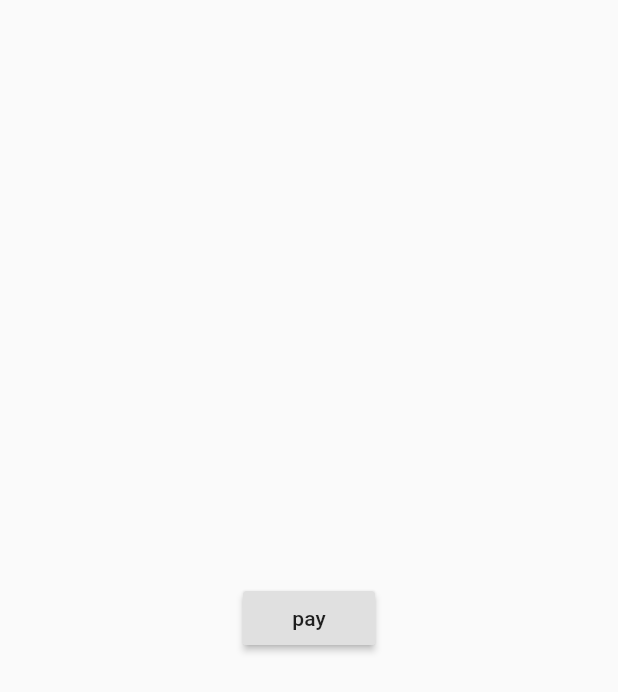
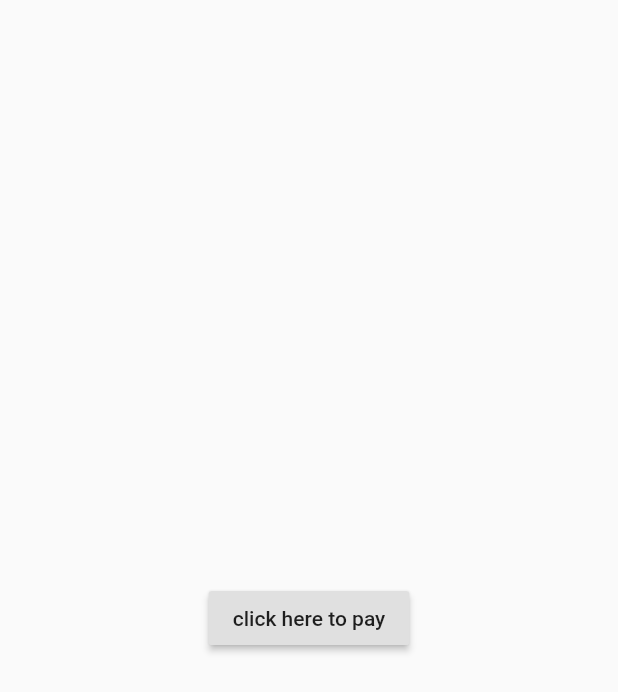
Before and after one commit to vrushikpatel/paymentgateway, a Flutter app: the screen it shows after launch, on a phone screen of 412 x 824 dp. Shown: the top 692 px of the screen. Run offline on Flutter 3.47's test engine with Material 2 defaults, Android fonts, the phone set to English and light mode, and no system bars; missing offline and left inert: razorpay_flutter.

Commit message:
Update main.dart

```diff
--- a/lib/main.dart
+++ b/lib/main.dart
@@ -74,7 +74,7 @@ class _MyAppState extends State<MyApp> {
               print('pressed');
               checkOut();
             },
-            child: Text('pay'),
+            child: Text('click here to pay'),
           ),
         ),
       ),
```
